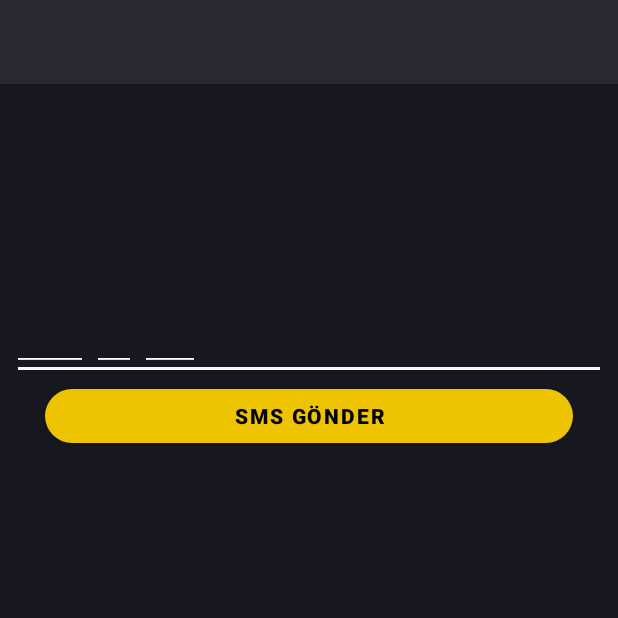
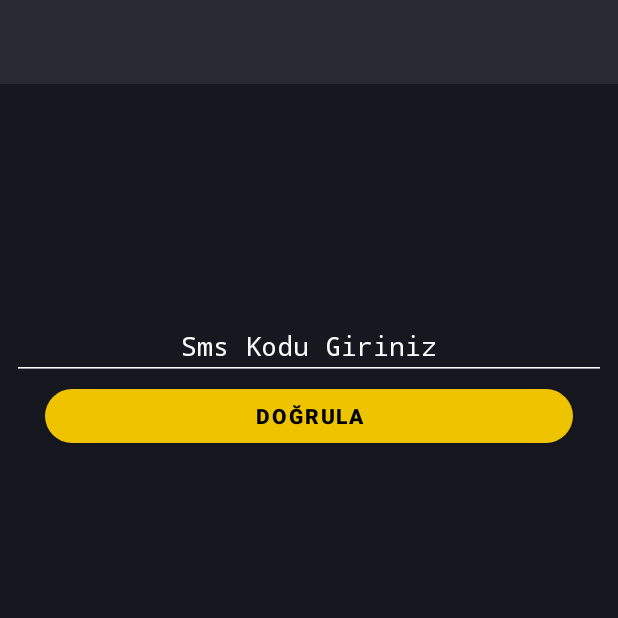
Before and after one commit to kasimsagir/ko-mobile-android, an Android app: the ForgetPasswordActivity screen opened directly, with no data from a screen before it, after a tap on "SMS GÖNDER", on a phone screen of 412 x 824 dp, the top half of it. Run offline under Robolectric (Android 15) with nearby library versions, the light colour scheme and no system bars; our stand-ins replace ButterKnife, Dagger/Hilt's generated code; libraries missing offline, so code that uses them is left out: br.com.sapereaude; plain views replace MaskedEditText; 2 statements that could not run were skipped.

Commit message:
Tasarım ekleniyor

```diff
--- a/app/src/main/java/com/kinght/commerce/ui/ForgetPasswordActivity/ForgetPasswordActivity.java
+++ b/app/src/main/java/com/kinght/commerce/ui/ForgetPasswordActivity/ForgetPasswordActivity.java
@@ -60,12 +60,24 @@ public class ForgetPasswordActivity extends BaseActivity implements ForgetPasswo
     public void onViewClicked(View view) {
         switch (view.getId()) {
             case R.id.activity_forget_password_step_one_button:
-
+                presenter.forgetPasswordStepOne(activityRegisterPhoneEditText.getText().toString());
+                activityForgetPasswordStepOneLinearLayout.setVisibility(View.GONE);
+                activityForgetPasswordStepTwoLinearLayout.setVisibility(View.VISIBLE);
                 break;
             case R.id.activity_forget_password_step_two_button:
+                presenter.forgetPasswordStepTwo(activityRegisterSmsCodeEditText.getText().toString());
+                activityForgetPasswordStepTwoLinearLayout.setVisibility(View.GONE);
+                activityForgetPasswordStepThreeLinearLayout.setVisibility(View.VISIBLE);
                 break;
             case R.id.activity_forget_password_step_three_button:
+                presenter.forgetPasswordStepThree(activityRegisterPasswordPasswordOneEditText.getText().toString(),activityRegisterPasswordPasswordTwoEditText.getText().toString());
+
                 break;
         }
     }
+
+    @Override
+    public void openLoginActivity() {
+
+    }
 }
--- a/app/src/main/java/com/kinght/commerce/ui/ForgetPasswordActivity/ForgetPasswordActivityMvpPresenter.java
+++ b/app/src/main/java/com/kinght/commerce/ui/ForgetPasswordActivity/ForgetPasswordActivityMvpPresenter.java
@@ -1,3 +1,9 @@
 package com.kinght.commerce.ui.ForgetPasswordActivity;
 import com.kinght.commerce.ui.base.MvpPresenter;
-public interface ForgetPasswordActivityMvpPresenter<V extends ForgetPasswordActivityMvpView> extends MvpPresenter<V> {}
+public interface ForgetPasswordActivityMvpPresenter<V extends ForgetPasswordActivityMvpView> extends MvpPresenter<V> {
+    void forgetPasswordStepOne(String toString);
+
+    void forgetPasswordStepTwo(String toString);
+
+    void forgetPasswordStepThree(String toString, String toString1);
+}
--- a/app/src/main/java/com/kinght/commerce/ui/ForgetPasswordActivity/ForgetPasswordActivityMvpView.java
+++ b/app/src/main/java/com/kinght/commerce/ui/ForgetPasswordActivity/ForgetPasswordActivityMvpView.java
@@ -1,3 +1,5 @@
 package com.kinght.commerce.ui.ForgetPasswordActivity;
 import com.kinght.commerce.ui.base.MvpView;
-public interface ForgetPasswordActivityMvpView extends MvpView {}
+public interface ForgetPasswordActivityMvpView extends MvpView {
+    void openLoginActivity();
+}
--- a/app/src/main/java/com/kinght/commerce/ui/LoginActivity/LoginActivity.java
+++ b/app/src/main/java/com/kinght/commerce/ui/LoginActivity/LoginActivity.java
@@ -9,6 +9,7 @@ import android.widget.TextView;
 import com.google.android.material.button.MaterialButton;
 import com.kinght.commerce.MvpApp;
 import com.kinght.commerce.R;
+import com.kinght.commerce.ui.ForgetPasswordActivity.ForgetPasswordActivity;
 import com.kinght.commerce.ui.MainActivity.MainActivity;
 import com.kinght.commerce.ui.base.BaseActivity;
 import com.kinght.commerce.utility.CommonUtils;
@@ -49,12 +50,15 @@ public class LoginActivity extends BaseActivity implements LoginActivityMvpView
     }
 
 
-    @OnClick({ R.id.activitY_login_login_button})
+    @OnClick({ R.id.activitY_login_login_button,R.id.activity_login_forget_password_text_view})
     public void onViewClicked(View view) {
         switch (view.getId()) {
 
             case R.id.activitY_login_login_button:
                 presenter.login(CommonUtils.regularText(activityLoginCustomePhoneNumber),CommonUtils.regularText(activityLoginPasswordEditText));
+                break;
+            case  R.id.activity_login_forget_password_text_view:
+                CommonUtils.changeActivity(LoginActivity.this, ForgetPasswordActivity.class);
                 break;
         }
     }
--- a/app/src/main/java/com/kinght/commerce/utility/Configuration.java
+++ b/app/src/main/java/com/kinght/commerce/utility/Configuration.java
@@ -3,7 +3,7 @@ package com.kinght.commerce.utility;
 public class Configuration {
     // Server Configuration
     public static final String prodBaseUrl="https://www.vitrinova.com/api/v2/";
-    public static final String devBaseUrl="http://192.168.0.47:8080/api/";
+    public static final String devBaseUrl="http://192.168.3.82:8080/api/";
     //public static final String devBaseUrl="http://167.99.88.157:8080/api/";
     public static String baseUrl="";
 
```
Also changed, not shown: app/src/main/java/com/kinght/commerce/ui/ForgetPasswordActivity/ForgetPasswordActivityPresenter.java (+86 -1 lines), app/src/main/java/com/kinght/commerce/ui/PartipicateActivity/PartipicateActivityPresenter.java (+18 -8 lines), app/src/main/res/layout/activity_entry_detail.xml (+6 -6 lines).
